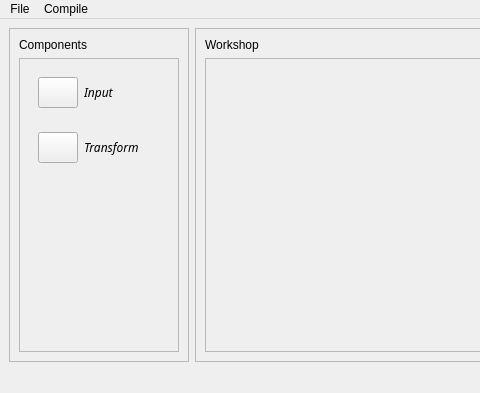
Before: the Qt Designer form blocks/templates/compozer.ui in csparkresearch/ExpEYES17-Qt, drawn with Qt 5; both pictures show x 0 to 480 and y 0 to 393 of the 825 by 393 pixel window.
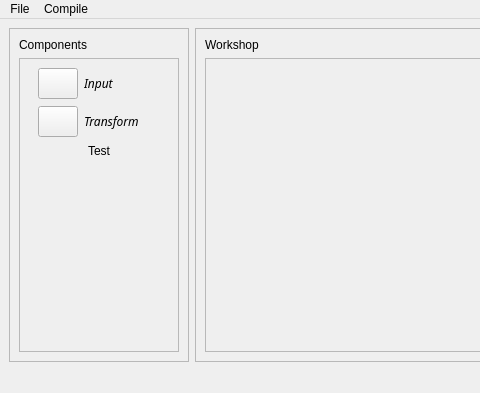
After: the same form once the commit is applied. Icons and pictures are not drawn. Custom widgets are drawn as their Qt base class.

```diff
--- a/blocks/templates/compozer.ui
+++ b/blocks/templates/compozer.ui
@@ -61,6 +61,12 @@
            <item>
             <widget class="componentWidget" name="widget" native="true">
              <layout class="QHBoxLayout" name="horizontalLayout">
+              <property name="topMargin">
+               <number>0</number>
+              </property>
+              <property name="bottomMargin">
+               <number>1</number>
+              </property>
               <item>
                <widget class="QToolButton" name="toolButton">
                 <property name="sizePolicy">
@@ -109,6 +115,12 @@
            <item>
             <widget class="componentWidget" name="widget_2" native="true">
              <layout class="QHBoxLayout" name="horizontalLayout_2">
+              <property name="topMargin">
+               <number>0</number>
+              </property>
+              <property name="bottomMargin">
+               <number>1</number>
+              </property>
               <item>
                <widget class="QToolButton" name="toolButton_2">
                 <property name="sizePolicy">
@@ -154,6 +166,23 @@
              </layout>
             </widget>
            </item>
+           <item>
+            <widget class="QPushButton" name="pushButton">
+             <property name="cursor">
+              <cursorShape>OpenHandCursor</cursorShape>
+             </property>
+             <property name="styleSheet">
+              <string notr="true">border:none;</string>
+             </property>
+             <property name="text">
+              <string>Test</string>
+             </property>
+             <property name="icon">
+              <iconset resource="compozer.qrc">
+               <normaloff>:/block/modify.svg</normaloff>:/block/modify.svg</iconset>
+             </property>
+            </widget>
+           </item>
            <item>
             <spacer name="verticalSpacer">
              <property name="orientation">
```
Left out of the diff: 36 changed lines with no effect on the pictures.
